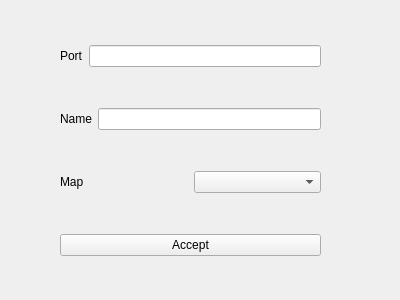
Before: the Qt Designer form Client/src/Launcher/ui/crear_partida_nueva.ui in Rpetey317/taller1-worms, drawn with Qt 5.
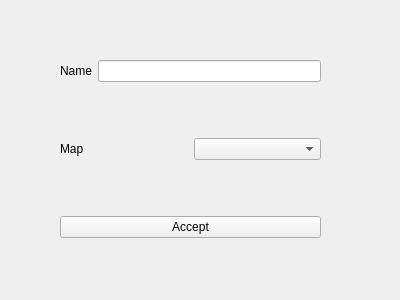
After: the same form once the commit is applied.

The edit to the form file:
```diff
--- a/Client/src/Launcher/ui/crear_partida_nueva.ui
+++ b/Client/src/Launcher/ui/crear_partida_nueva.ui
@@ -23,20 +23,6 @@
     </rect>
    </property>
    <layout class="QVBoxLayout" name="verticalLayout">
-    <item>
-     <layout class="QHBoxLayout" name="horizontalLayout_2">
-      <item>
-       <widget class="QLabel" name="label_2">
-        <property name="text">
-         <string>Port</string>
-        </property>
-       </widget>
-      </item>
-      <item>
-       <widget class="QLineEdit" name="portNumber"/>
-      </item>
-     </layout>
-    </item>
     <item>
      <layout class="QHBoxLayout" name="horizontalLayout">
       <item>
```
